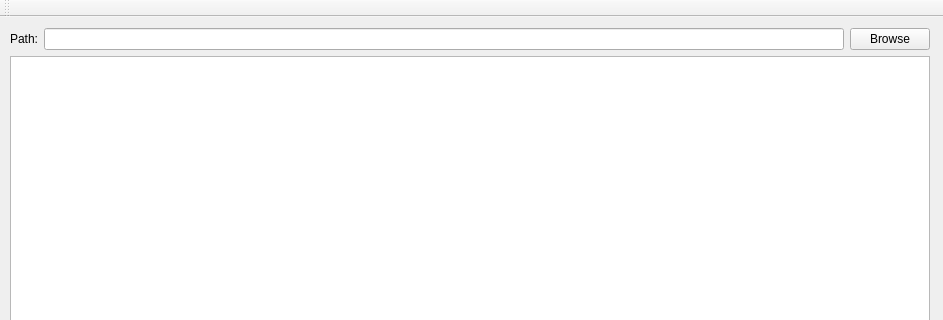
Old version of the form mainwindow.ui in the repository Laymalay/FileMonitor; both pictures show x 0 to 943 and y 0 to 320 of the 943 by 692 pixel window.
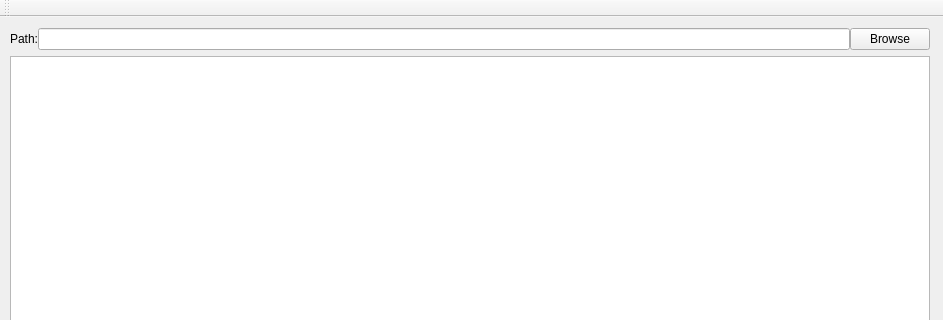
New version of the form.

Diff of the .ui file:
```diff
--- a/mainwindow.ui
+++ b/mainwindow.ui
@@ -43,6 +43,9 @@
      </rect>
     </property>
     <layout class="QHBoxLayout" name="horizontalLayout_2">
+     <property name="sizeConstraint">
+      <enum>QLayout::SetDefaultConstraint</enum>
+     </property>
      <property name="leftMargin">
       <number>10</number>
      </property>
@@ -50,6 +53,9 @@
       <layout class="QVBoxLayout" name="verticalLayout">
        <item>
         <layout class="QHBoxLayout" name="horizontalLayout_3">
+         <property name="spacing">
+          <number>0</number>
+         </property>
          <item>
           <widget class="QLabel" name="label_2">
            <property name="text">
```
Left out of the diff: 9 changed lines with no effect on the pictures.
